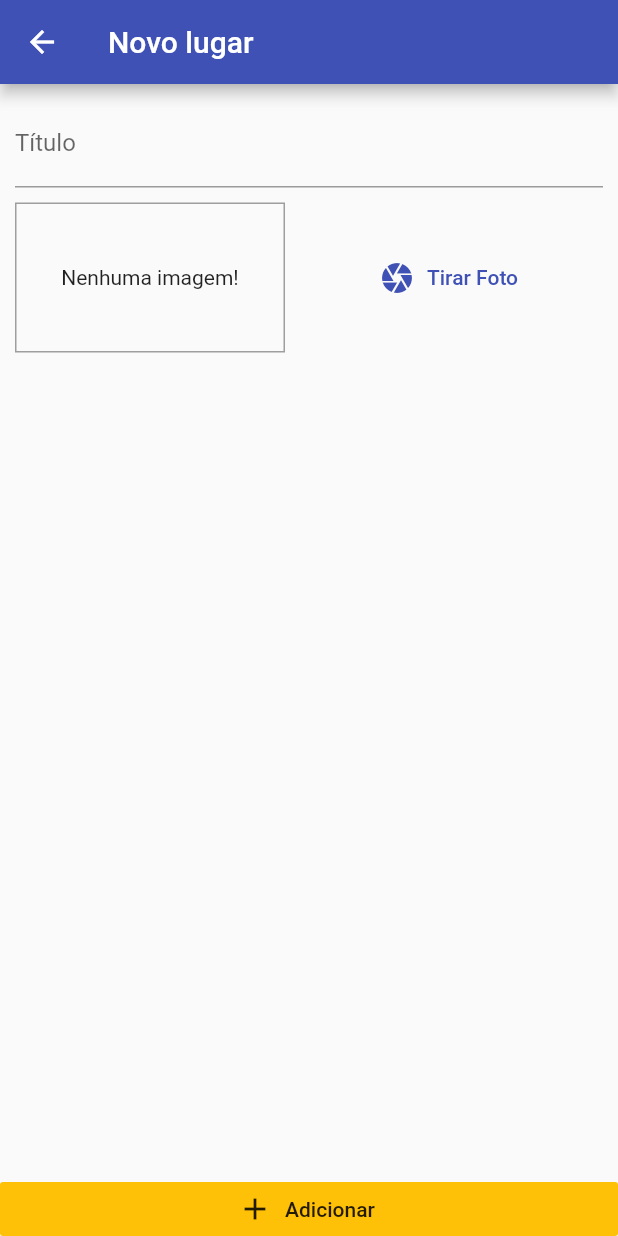
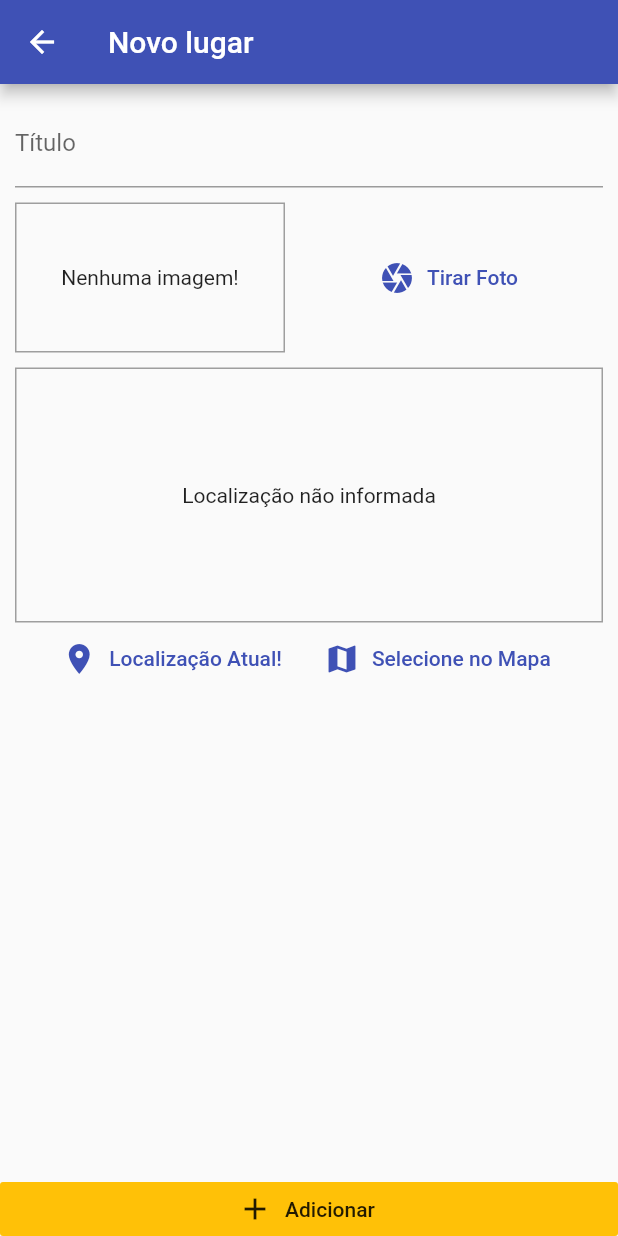
Before and after one commit to rodolforoc/great-places, a Flutter app: the PlaceFormScreen screen opened by its route, on a phone screen of 412 x 824 dp. Run offline on Flutter 3.47's test engine with Material 2 defaults, Android fonts, the light colour scheme and no system bars; our stand-ins replace google_maps_flutter, image_picker, location, sqflite; accounts and stored records are empty.

Commit message:
add location and google maps

```diff
--- a/lib/main.dart
+++ b/lib/main.dart
@@ -15,6 +15,7 @@ class MyApp extends StatelessWidget {
     return ChangeNotifierProvider(
       create: (ctx) => GreatPlaces(),
       child: MaterialApp(
+        debugShowCheckedModeBanner: false,
         title: 'Flutter Demo',
         theme: ThemeData(
           primarySwatch: Colors.indigo,
--- a/lib/models/place.dart
+++ b/lib/models/place.dart
@@ -7,7 +7,7 @@ class PlaceLocation {
   final double longitude;
   final String address;
 
-  PlaceLocation({
+  const PlaceLocation({
     @required this.latitude,
     @required this.longitude,
     this.address,
--- a/lib/screens/place_form_screen.dart
+++ b/lib/screens/place_form_screen.dart
@@ -3,6 +3,7 @@ import 'dart:io';
 import 'package:flutter/material.dart';
 import 'package:great_places/providers/great_places.dart';
 import 'package:great_places/widgets/image_input.dart';
+import 'package:great_places/widgets/location_input.dart';
 import 'package:provider/provider.dart';
 
 class PlaceFormScreen extends StatefulWidget {
@@ -51,6 +52,8 @@ class _PlaceFormScreenState extends State<PlaceFormScreen> {
                       ),
                       SizedBox(height: 10),
                       ImageInput(this._selectImage),
+                      SizedBox(height: 10),
+                      LocationInput(),
                     ],
                   ),
                 ),
--- /dev/null
+++ b/lib/utils/location_util.dart
@@ -0,0 +1,10 @@
+const GOOGLE_API_KEY = 'AIzaSyCP1Ft3ZJVl6DJxF5tcgXZyO6AxbjXhW6s';
+
+class LocationUtil {
+  static String generateLocationPreviewImage({
+    double latitude,
+    double longitude,
+  }) {
+    return 'https://maps.googleapis.com/maps/api/staticmap?center=$latitude,$longitude&zoom=13&size=600x300&maptype=roadmap&markers=color:red%7Clabel:A%7C$latitude,$longitude&key=$GOOGLE_API_KEY';
+  }
+}
--- /dev/null
+++ b/lib/widgets/location_input.dart
@@ -0,0 +1,80 @@
+import 'package:flutter/material.dart';
+import 'package:great_places/screens/map_screen.dart';
+import 'package:great_places/utils/location_util.dart';
+import 'package:location/location.dart';
+
+class LocationInput extends StatefulWidget {
+  @override
+  _LocationInputState createState() => _LocationInputState();
+}
+
+class _LocationInputState extends State<LocationInput> {
+  String _previewImageUrl;
+
+  Future<void> _getCurrentUserLocation() async {
+    final locData = await Location().getLocation();
+
+    final staticMapImageUrl = LocationUtil.generateLocationPreviewImage(
+      latitude: locData.latitude,
+      longitude: locData.longitude,
+    );
+
+    setState(() {
+      _previewImageUrl = staticMapImageUrl;
+    });
+  }
+
+  Future<void> _selectOnMap() async {
+    final selectedLocation = Navigator.of(context).push(
+      MaterialPageRoute(
+        fullscreenDialog: true,
+        builder: (ctx) => MapScreen(),
+      ),
+    );
+
+    if (selectedLocation == null) return;
+  }
+
+  @override
+  Widget build(BuildContext context) {
+    return Column(
+      children: [
+        Container(
+          height: 170,
+          width: double.infinity,
+          alignment: Alignment.center,
+          decoration: BoxDecoration(
+            border: Border.all(
+              width: 1,
+              color: Colors.grey,
+            ),
+          ),
+          child: _previewImageUrl == null
+              ? Text('Localização não informada')
+              : Image.network(
+                  _previewImageUrl,
+                  fit: BoxFit.cover,
+                  width: double.infinity,
+                ),
+        ),
+        Row(
+          mainAxisAlignment: MainAxisAlignment.center,
+          children: [
+            FlatButton.icon(
+              icon: Icon(Icons.location_on),
+              label: Text('Localização Atual!'),
+              textColor: Theme.of(context).primaryColor,
+              onPressed: _getCurrentUserLocation,
+            ),
+            FlatButton.icon(
+              icon: Icon(Icons.map),
+              label: Text('Selecione no Mapa'),
+              textColor: Theme.of(context).primaryColor,
+              onPressed: _selectOnMap,
+            ),
+          ],
+        )
+      ],
+    );
+  }
+}
--- a/pubspec.yaml
+++ b/pubspec.yaml
@@ -28,6 +28,8 @@ dependencies:
   path_provider: ^1.6.11
   path: ^1.6.4
   sqflite: ^1.3.1
+  location: ^3.0.2
+  google_maps_flutter: ^0.5.28+1
 
 
   # The following adds the Cupertino Icons font to your application.
```
Also changed, not shown: lib/screens/map_screen.dart (added, +37 -0 lines), pubspec.lock, 4 other files.
